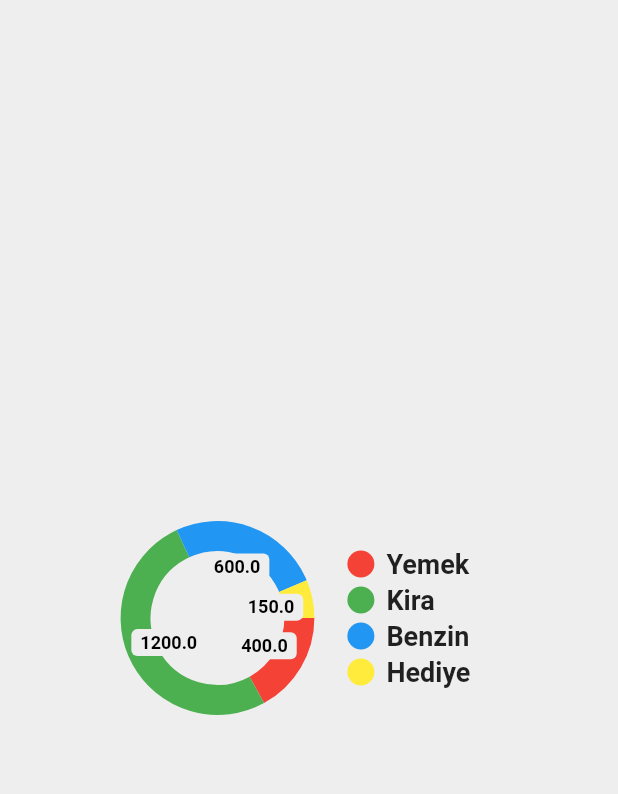
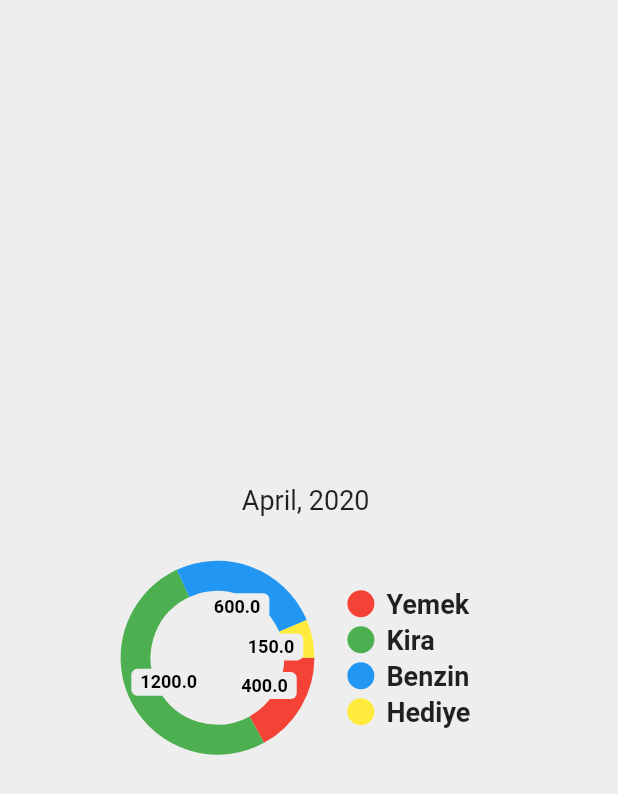
Before and after one commit to usavas/budgee, a Flutter app: the screen it shows after launch, after a tap on the "arrow back" icon, after a tap on the "arrow forward" icon, after a tap on "Income:", on a phone screen of 412 x 824 dp. Shown: the top 794 px of the screen. Run offline on Flutter 3.47's test engine with Material 2 defaults, Android fonts, the phone set to English and light mode, and no system bars; drawn by our look-alikes of pie_chart; our stand-ins replace charts_flutter, shared_preferences, sqflite; accounts and stored records are empty; Roboto replaces fonts that are missing (OpenSans).

Commit message:
store only year and month in the provider, retrieve the stats from db only in one place

```diff
--- a/lib/UI/helper/date_formatter.dart
+++ b/lib/UI/helper/date_formatter.dart
@@ -4,3 +4,7 @@ String getOnlyDateString(DateTime dateTime) {
   var formatter = new DateFormat('EEEE, dd/MM/yyyy');
   return formatter.format(dateTime);
 }
+
+String getCurrMonthYear(DateTime dateTime) {
+    return '${DateFormat('MMMM').format(dateTime)}, ${dateTime.year} ';
+  }
--- a/lib/UI/screens/account/account_home.dart
+++ b/lib/UI/screens/account/account_home.dart
@@ -1,13 +1,12 @@
-import 'package:expenses/UI/screens/account/monthly_total_stats_provider.dart';
+import 'package:expenses/UI/screens/account/current_month.dart';
+import 'package:expenses/UI/screens/account/providers/current_month_year_provider.dart';
 import 'package:flutter/material.dart';
 
 import 'package:expenses/models/transaction_type.dart';
 import 'package:expenses/repositories/predefined_transaction_types_and_cats.dart'
     as p;
-import 'package:intl/intl.dart';
 import 'package:provider/provider.dart';
 import 'add_transaction.dart';
-import 'account_stats.dart';
 import 'monthly_total_stats.dart';
 
 class Account extends StatefulWidget {
@@ -16,12 +15,6 @@ class Account extends StatefulWidget {
 }
 
 class _AccountState extends State<Account> {
-  String _getCurrMonthYear(DateTime dateTime) {
-    return '${DateFormat('MMMM').format(dateTime)}, ${dateTime.year} ';
-  }
-
-  DateTime _currDateTime = DateTime.now();
-
   @override
   Widget build(BuildContext context) {
     var _size = MediaQuery.of(context).size;
@@ -30,7 +23,7 @@ class _AccountState extends State<Account> {
 
     return Scaffold(
       body: ChangeNotifierProvider(
-      create: (_) => MonthlyTotalStatsProvider(),
+        create: (_) => CurrentMonthYearProvider(),
         child: Column(children: <Widget>[
           Expanded(
             flex: 3,
@@ -44,55 +37,11 @@ class _AccountState extends State<Account> {
           ),
           Expanded(
             flex: 2,
-          child: Container(
-            color: Theme.of(context).backgroundColor,
-            padding: EdgeInsets.only(
-                left: _paddingWidth, right: _paddingWidth, top: _paddingHeight),
-            child: Card(
-                child: Consumer<MonthlyTotalStatsProvider>(
-              builder: (context, provider, _) => Container(
-                  padding: EdgeInsets.symmetric(horizontal: 10),
-                  child: Row(
-                    mainAxisAlignment: MainAxisAlignment.spaceBetween,
-                    children: <Widget>[
-                      IconButton(
-                        icon: Icon(Icons.arrow_back),
-                        color: Theme.of(context).textTheme.body1.color,
-                        onPressed: () {
-                          provider.setMonthlyTotals(
-                              _currDateTime.year, _currDateTime.month - 1);
-                          setState(() {
-                            _currDateTime = DateTime(_currDateTime.year,
-                                _currDateTime.month - 1, _currDateTime.day);
-                          });
-                        },
-                      ),
-                      Text(_getCurrMonthYear(_currDateTime)),
-                      IconButton(
-                        icon: Icon(Icons.arrow_forward),
-                        color: Theme.of(context).textTheme.body1.color,
-                        onPressed: () {
-                          provider.setMonthlyTotals(
-                              _currDateTime.year, _currDateTime.month - 1);
-                          setState(() {
-                            _currDateTime = DateTime(_currDateTime.year,
-                                _currDateTime.month + 1, _currDateTime.day);
-                          });
-                        },
-                      ),
-                    ],
-                  )),
-            )),
-          ),
+            child: CurrentMonth(_paddingWidth, _paddingHeight),
           ),
           Expanded(
             flex: 4,
-          child: GestureDetector(
-              onTap: () {
-                Navigator.push(context,
-                    MaterialPageRoute(builder: (context) => AccountStats()));
-              },
-              child: MonthlyTotalStats(_size)),
+            child: MonthlyTotalStats(_size),
           ),
           Expanded(
             flex: 10,
@@ -109,10 +58,13 @@ class _AccountState extends State<Account> {
             ),
           )
         ]),
-    ));
+      ),
+    );
   }
 }
 
+// Transaction types such as rent, utilities grouped under income and expense
+//todo evaluate retrieving them from database
 class TransactionTypesPage extends StatelessWidget {
   final List<TransactionType> transactionTypes;
   TransactionTypesPage(this.transactionTypes);
--- a/lib/UI/screens/account/account_stats.dart
+++ /dev/null
@@ -1,40 +0,0 @@
-import 'charts/expense_chart_pie.dart';
-import 'package:flutter/material.dart';
-
-class AccountStats extends StatelessWidget {
-  const AccountStats({Key key}) : super(key: key);
-
-  @override
-  Widget build(BuildContext context) {
-    final double edgeinsets = MediaQuery.of(context).size.width * 0.2;
-
-    Map<String, double> dataMap = Map();
-    dataMap.putIfAbsent("Yemek", () => 400);
-    dataMap.putIfAbsent("Kira", () => 1200);
-    dataMap.putIfAbsent("Benzin", () => 600);
-    dataMap.putIfAbsent("Hediye", () => 150);
-
-    List<Color> colorList = [
-      Colors.red,
-      Colors.green,
-      Colors.blue,
-      Colors.yellow,
-    ];
-
-    return
-     Scaffold(
-      backgroundColor: Theme.of(context).backgroundColor,
-      body:
-      Container(
-        color: Theme.of(context).backgroundColor,
-          padding: EdgeInsets.only(left: edgeinsets, right: edgeinsets),
-          child:
-          ExpenseChartPie(
-            dataMap,
-            colorList,
-            )
-          // ExpenseChart.withSampleData(),
-          ),
-    );
-  }
-}
--- a/lib/UI/screens/account/charts/expense_chart.dart
+++ b/lib/UI/screens/account/charts/expense_chart.dart
@@ -10,7 +10,7 @@ class ExpenseChart extends StatelessWidget {
   factory ExpenseChart.withSampleData() {
     return new ExpenseChart(
       _createExpenseData(),
-      animate: false,
+      animate: true,
     );
   }
 
--- /dev/null
+++ b/lib/UI/screens/account/current_month.dart
@@ -0,0 +1,50 @@
+import 'package:expenses/UI/helper/date_formatter.dart';
+import 'package:expenses/UI/screens/account/providers/current_month_year_provider.dart';
+import 'package:flutter/material.dart';
+import 'package:provider/provider.dart';
+
+class CurrentMonth extends StatelessWidget {
+  const CurrentMonth(this.paddingWidth, this.paddingHeight, {Key key})
+      : super(key: key);
+
+  final paddingWidth;
+  final paddingHeight;
+
+  @override
+  Widget build(BuildContext context) {
+    CurrentMonthYearProvider monthProvider =
+        Provider.of<CurrentMonthYearProvider>(context);
+
+    return Container(
+      child: Container(
+          color: Theme.of(context).backgroundColor,
+          padding: EdgeInsets.only(
+              left: paddingWidth, right: paddingWidth, top: paddingHeight),
+          child: Card(
+            child: Container(
+                padding: EdgeInsets.symmetric(horizontal: 10),
+                child: Row(
+                  mainAxisAlignment: MainAxisAlignment.spaceBetween,
+                  children: <Widget>[
+                    IconButton(
+                      icon: Icon(Icons.arrow_back),
+                      color: Theme.of(context).textTheme.body1.color,
+                      onPressed: () {
+                        monthProvider.decreaseMonth();
+                      },
+                    ),
+                    Text(getCurrMonthYear(DateTime(monthProvider.currentYear,
+                        monthProvider.currentMonth))),
+                    IconButton(
+                      icon: Icon(Icons.arrow_forward),
+                      color: Theme.of(context).textTheme.body1.color,
+                      onPressed: () {
+                        monthProvider.increaseMonth();
+                      },
+                    ),
+                  ],
+                )),
+          )),
+    );
+  }
+}
--- a/lib/UI/screens/account/monthly_total_stats.dart
+++ b/lib/UI/screens/account/monthly_total_stats.dart
@@ -1,8 +1,10 @@
-import 'package:expenses/UI/screens/account/monthly_total_stats_provider.dart';
+import 'package:expenses/UI/screens/account/providers/current_month_year_provider.dart';
 import 'package:expenses/models/monthly_total.dart';
 import 'package:expenses/repositories/monthly_totals_repository.dart';
 import 'package:flutter/material.dart';
 import 'package:provider/provider.dart';
+
+import 'monthly_total_stats_detailed.dart';
 
 class MonthlyTotalStats extends StatefulWidget {
   MonthlyTotalStats(this.size, {Key key}) : super(key: key);
@@ -22,15 +24,24 @@ class _MonthlyTotalStatsState extends State<MonthlyTotalStats> {
     double _paddingBtwTexts = widget.size.height <= 600 ? 0 : 4;
     double _paddingAroundContent = widget.size.height <= 600 ? 4 : 14;
 
-    return Container(
+    CurrentMonthYearProvider monthYearProvider =
+        Provider.of<CurrentMonthYearProvider>(context);
+
+    return GestureDetector(
+      onTap: () {
+        Navigator.push(
+            context,
+            MaterialPageRoute(
+                builder: (context) => MonthlyTotalStatsDetailed(
+                    monthYearProvider.currentYear,
+                    monthYearProvider.currentMonth)));
+      },
       child: Container(
         color: Theme.of(context).backgroundColor,
         padding: EdgeInsets.only(
             left: _paddingWidth, right: _paddingWidth, top: _paddingHeight),
         child: Card(
-        child: Consumer<MonthlyTotalStatsProvider>(
-            builder: (context, provider, _) {
-          return Container(
+            child: Container(
           padding: widget.size.height <= 600
               ? EdgeInsets.only(
                   left: _paddingAroundContent,
@@ -42,58 +53,56 @@ class _MonthlyTotalStatsState extends State<MonthlyTotalStats> {
                   top: _paddingAroundContent),
           alignment: Alignment.centerLeft,
           child: FutureBuilder<List<MonthlyTotalAmount>>(
-                future: provider.monthlyTotals,
+              future: Future.wait([
+                MonthlyTotalAmountsRepository()
+                    .getMonthlyIncomeTransactionTotal(
+                        monthYearProvider.currentYear,
+                        monthYearProvider.currentMonth),
+                MonthlyTotalAmountsRepository()
+                    .getMonthlyExpenseTransactionTotal(
+                        monthYearProvider.currentYear,
+                        monthYearProvider.currentMonth),
+              ]),
               builder: (context, snapshot) {
                 if (snapshot.connectionState == ConnectionState.done) {
                   if (snapshot.hasError) {
-                      // return an empty list from respected dao and check if the list empty here, and if empty show this text
+                    // this returns an empty list from respected dao, check if the list empty, and only then show this text
                     print(snapshot.error);
                     return Center(
                         child: Text(
                             'Add transactions to see the monthly statistics'));
                   }
-                    if (!snapshot.hasData) {
-                      return Center(
-                          child: Text(
-                              'There has been no income/expense data for this month'));
-                    } else {
                   return Column(
                     mainAxisAlignment: MainAxisAlignment.start,
                     crossAxisAlignment: CrossAxisAlignment.start,
                     children: <Widget>[
-                          Padding(
-                              padding: EdgeInsets.only(top: _paddingBtwTexts)),
+                      Padding(padding: EdgeInsets.only(top: _paddingBtwTexts)),
                       AccountBalanceInfoRow(
                           'Income:',
                           snapshot.data[0].amount.toStringAsFixed(2),
                           Colors.green),
-                          Padding(
-                              padding: EdgeInsets.only(top: _paddingBtwTexts)),
+                      Padding(padding: EdgeInsets.only(top: _paddingBtwTexts)),
                       AccountBalanceInfoRow(
                           'Expense:',
                           snapshot.data[1].amount.toStringAsFixed(2),
                           Colors.red),
-                          Padding(
-                              padding: EdgeInsets.only(top: _paddingBtwTexts)),
+                      Padding(padding: EdgeInsets.only(top: _paddingBtwTexts)),
                       AccountBalanceInfoRow(
                           'Saved:',
-                              (snapshot.data[0].amount -
-                                      snapshot.data[1].amount)
+                          (snapshot.data[0].amount - snapshot.data[1].amount)
                               .toStringAsFixed(2),
                           Colors.blue),
                     ],
                   );
-                    }
                 } else {
                   return Placeholder(
                     paddingBtwTexts: _paddingBtwTexts,
                   );
                 }
               }),
+        )),
+      ),
     );
-        }),
-      ),
-    ));
   }
 }
 
--- /dev/null
+++ b/lib/UI/screens/account/monthly_total_stats_detailed.dart
@@ -0,0 +1,62 @@
+import 'package:expenses/UI/helper/date_formatter.dart';
+import 'package:expenses/UI/screens/account/providers/current_month_year_provider.dart';
+import 'package:provider/provider.dart';
+
+import 'charts/expense_chart.dart';
+import 'charts/expense_chart_pie.dart';
+import 'package:flutter/material.dart';
+
+class MonthlyTotalStatsDetailed extends StatelessWidget {
+  const MonthlyTotalStatsDetailed(this.year, this.month, {Key key}) : super(key: key);
+
+  final int year;
+  final int month;
+
+//todo show monthly totals of transactions categorized under each transaction type
+  @override
+  Widget build(BuildContext context) {
+    final double edgeinsets = MediaQuery.of(context).size.width * 0.2;
+
+    Map<String, double> dataMap = Map();
+    dataMap.putIfAbsent("Yemek", () => 400);
+    dataMap.putIfAbsent("Kira", () => 1200);
+    dataMap.putIfAbsent("Benzin", () => 600);
+    dataMap.putIfAbsent("Hediye", () => 150);
+
+    List<Color> colorList = [
+      Colors.red,
+      Colors.green,
+      Colors.blue,
+      Colors.yellow,
+    ];
+
+    return SafeArea(
+      child: Scaffold(
+        backgroundColor: Theme.of(context).backgroundColor,
+        body: FutureBuilder(
+          // future:
+          builder: (context, snapshot) {
+            return Container(
+                color: Theme.of(context).backgroundColor,
+                padding: EdgeInsets.only(left: edgeinsets, right: edgeinsets),
+                child: Column(
+                  mainAxisAlignment: MainAxisAlignment.center,
+                  children: <Widget>[
+                    Text(getCurrMonthYear(DateTime(year, month))),
+                    Padding(
+                      padding: EdgeInsets.all(16),
+                    ),
+                    ExpenseChartPie(
+                      dataMap,
+                      colorList,
+                    ),
+                  ],
+                )
+                // ExpenseChart.withSampleData(),
+                );
+          },
+        ),
+      ),
+    );
+  }
+}
--- a/lib/UI/screens/account/monthly_total_stats_provider.dart
+++ /dev/null
@@ -1,22 +0,0 @@
-import 'package:expenses/models/monthly_total.dart';
-import 'package:expenses/repositories/monthly_totals_repository.dart';
-import 'package:flutter/cupertino.dart';
-
-class MonthlyTotalStatsProvider with ChangeNotifier {
-  Future<List<MonthlyTotalAmount>> monthlyTotals =
-      _getMonhtlyTotals(DateTime.now().year, DateTime.now().month);
-
-  setMonthlyTotals(year, month) {
-    monthlyTotals = _getMonhtlyTotals(year, month);
-    notifyListeners();
-  }
-
-  static _getMonhtlyTotals(year, month) {
-    return Future.wait([
-      MonthlyTotalAmountsRepository()
-          .getMonthlyIncomeTransactionTotal(year, month),
-      MonthlyTotalAmountsRepository()
-          .getMonthlyExpenseTransactionTotal(year, month),
-    ]);
-  }
-}
--- /dev/null
+++ b/lib/UI/screens/account/providers/current_month_year_provider.dart
@@ -0,0 +1,36 @@
+import 'package:flutter/cupertino.dart';
+
+class CurrentMonthYearProvider with ChangeNotifier {
+  int _currentMonth = DateTime.now().month;
+  int _currentYear = DateTime.now().year;
+
+  increaseMonth() {
+    if (_currentMonth == 12) {
+      _currentMonth = 1;
+      _currentYear += 1;
+    } else {
+      _currentMonth += 1;
+    }
+
+    notifyListeners();
+  }
+
+  decreaseMonth() {
+    if (_currentMonth == 1) {
+      _currentYear -= 1;
+      _currentMonth = 12;
+    } else {
+      _currentMonth -= 1;
+    }
+
+    notifyListeners();
+  }
+
+  get currentYear {
+    return _currentYear;
+  }
+
+  get currentMonth {
+    return _currentMonth;
+  }
+}
--- a/lib/main.dart
+++ b/lib/main.dart
@@ -5,8 +5,11 @@ import 'UI/themes/dark_theme_styles.dart';
 import 'UI/themes/darktheme_provider.dart';
 import 'UI/screens/bottomnavigation.dart';
 
-
-void main() => runApp(MyApp());
+void main() {
+  // in order to prevent the error occuring on calling multipler providers in the same context
+  Provider.debugCheckInvalidValueType = null;
+  runApp(MyApp());
+}
 
 class MyApp extends StatefulWidget {
   @override
@@ -39,7 +42,6 @@ class _MyAppState extends State<MyApp> {
             title: 'AylikGelirGider',
             debugShowCheckedModeBanner: false,
             theme: Styles.themeData(themeChangeProvider.darkTheme, context),
-
             home: BottomNavigation(),
           );
         },
```
Lines whose indentation alone changed are shown as unchanged.
